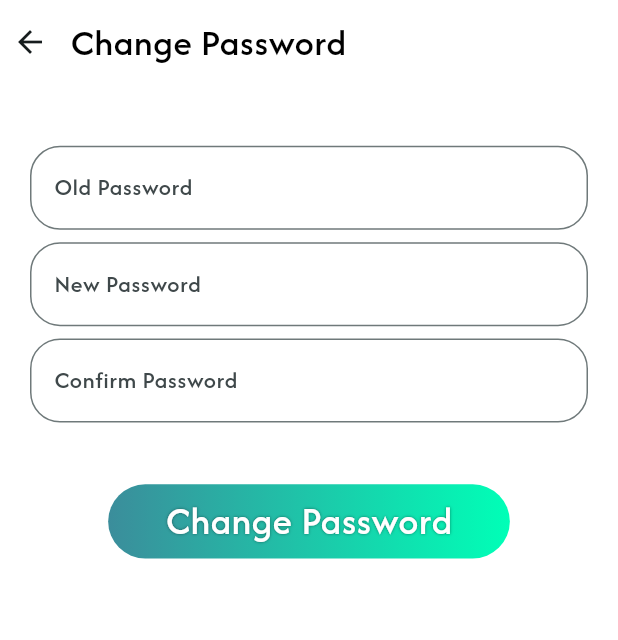
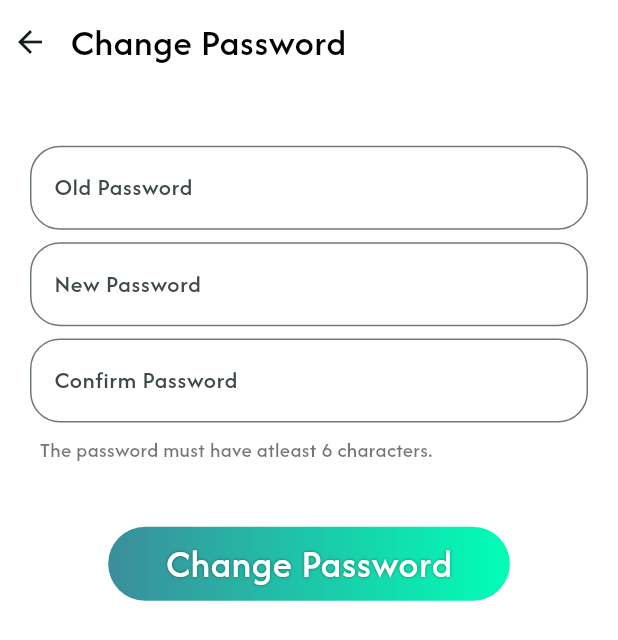
Before and after one commit to hamster336/digital_classroom, a Flutter app: the ChangePasswordScreen screen opened directly, on a phone screen of 412 x 824 dp. Shown: the top 640 px of the screen. Run offline on Flutter 3.47's test engine with Material 3 defaults, Android fonts, the phone set to English and light mode, and no system bars; our stand-ins replace bloc, dio, file_picker, flutter_bloc, supabase, supabase_flutter; accounts and stored records are empty.

Commit message:
fixed: change password logic

```diff
--- a/mobile_app/lib/auth/bloc/auth_event.dart
+++ b/mobile_app/lib/auth/bloc/auth_event.dart
@@ -10,16 +10,16 @@ final class LoginRequested extends AuthEvent {
   LoginRequested({required this.email, required this.password});
 }
 
-final class ChangePassword extends AuthEvent {
-  final String oldPassword;
-  final String newPassword;
-  final String confirmPassword;
+// final class ChangePassword extends AuthEvent {
+//   final String oldPassword;
+//   final String newPassword;
+//   final String confirmPassword;
 
-  ChangePassword({
-    required this.oldPassword,
-    required this.newPassword,
-    required this.confirmPassword,
-  });
-}
+//   ChangePassword({
+//     required this.oldPassword,
+//     required this.newPassword,
+//     required this.confirmPassword,
+//   });
+// }
 
 final class LogoutRequested extends AuthEvent {}
--- a/mobile_app/lib/auth/bloc/auth_state.dart
+++ b/mobile_app/lib/auth/bloc/auth_state.dart
@@ -17,4 +17,4 @@ final class AuthFailure extends AuthState {
 }
 
 
-final class PasswordChangeSuccess extends AuthState {}
+// final class PasswordChangeSuccess extends AuthState {}
--- /dev/null
+++ b/mobile_app/lib/auth/bloc/password_bloc.dart
@@ -0,0 +1,85 @@
+import 'package:bloc/bloc.dart';
+import 'package:mobile_app/auth/repository/auth_repo_impl.dart';
+
+part 'password_event.dart';
+part 'password_state.dart';
+
+class PasswordBloc extends Bloc<PasswordEvent, PasswordState> {
+  final AuthRepoImpl repository;
+  PasswordBloc(this.repository) : super(ResetPasswordInitial()) {
+    on<RequestOTP>(_requestOTP);
+    on<VerifyOTP>(_verifyOTP);
+    on<ResetPassword>(_resetPassword);
+    on<ChangePassword>(_changePassword);
+  }
+
+  // change password
+  Future<void> _changePassword(
+    ChangePassword event,
+    Emitter<PasswordState> emit,
+  ) async {
+    emit(PasswordStateLoading());
+
+    if (event.newPassword != event.confirmPassword) {
+      emit(
+        ChangePasswordFailure(message: 'Passwords do not match. Try again :)'),
+      );
+      return;
+    }
+
+    if (event.newPassword.length < 6) {
+      emit(
+        ChangePasswordFailure(message: 'Password is less than 6 characters.'),
+      );
+      return;
+    }
+
+    try {
+      await repository.changePassword(event.oldPassword, event.newPassword);
+
+      emit(ChangePasswordSuccess());
+    } catch (e) {
+      emit(ChangePasswordFailure(message: e.toString()));
+    }
+  }
+
+  // reset password if forgotten
+  Future<void> _resetPassword(
+    ResetPassword event,
+    Emitter<PasswordState> emit,
+  ) async {
+    emit(PasswordStateLoading());
+    try {
+      await repository.resetPassword(event.password);
+      emit(ResetPasswordSuccess());
+    } catch (e) {
+      emit(ResetPasswordFailure(message: e.toString()));
+    }
+  }
+
+  // request for the otp
+  Future<void> _requestOTP(
+    RequestOTP event,
+    Emitter<PasswordState> emit,
+  ) async {
+    emit(PasswordStateLoading());
+    try {
+      await repository.requestOTP(event.email);
+      emit(RequestOTPSuccess());
+    } catch (e) {
+      // log(e.toString());
+      emit(RequestOTPFailure(message: e.toString()));
+    }
+  }
+
+  // verify OTP
+  Future<void> _verifyOTP(VerifyOTP event, Emitter<PasswordState> emit) async {
+    emit(PasswordStateLoading());
+    try {
+      await repository.verifyOTP(event.email, event.otp);
+      emit(VerifyOTPSuccess());
+    } catch (e) {
+      emit(VerifyOTPFailure(message: e.toString()));
+    }
+  }
+}
--- /dev/null
+++ b/mobile_app/lib/auth/bloc/password_event.dart
@@ -0,0 +1,32 @@
+part of 'password_bloc.dart';
+
+sealed class PasswordEvent {}
+
+final class ResetPassword extends PasswordEvent {
+  final String password;
+  ResetPassword({required this.password});
+}
+
+final class RequestOTP extends PasswordEvent {
+  final String email;
+  RequestOTP({required this.email});
+}
+
+final class VerifyOTP extends PasswordEvent {
+  final String email;
+  final String otp;
+
+  VerifyOTP({required this.email, required this.otp});
+}
+
+final class ChangePassword extends PasswordEvent {
+  final String oldPassword;
+  final String newPassword;
+  final String confirmPassword;
+
+  ChangePassword({
+    required this.oldPassword,
+    required this.newPassword,
+    required this.confirmPassword,
+  });
+}
--- /dev/null
+++ b/mobile_app/lib/auth/bloc/password_state.dart
@@ -0,0 +1,35 @@
+part of 'password_bloc.dart';
+
+sealed class PasswordState {}
+
+final class ResetPasswordInitial extends PasswordState {}
+
+final class PasswordStateLoading extends PasswordState {}
+
+final class RequestOTPSuccess extends PasswordState {}
+
+final class VerifyOTPSuccess extends PasswordState {}
+
+final class ResetPasswordSuccess extends PasswordState {}
+
+final class RequestOTPFailure extends PasswordState {
+  final String message;
+  RequestOTPFailure({required this.message});
+}
+
+final class VerifyOTPFailure extends PasswordState {
+  final String message;
+  VerifyOTPFailure({required this.message});
+}
+
+final class ResetPasswordFailure extends PasswordState {
+  final String message;
+  ResetPasswordFailure({required this.message});
+}
+
+final class ChangePasswordSuccess extends PasswordState {}
+
+final class ChangePasswordFailure extends PasswordState {
+  final String message;
+  ChangePasswordFailure({required this.message});
+}
--- a/mobile_app/lib/auth/bloc/reset_password_event.dart
+++ /dev/null
@@ -1,20 +0,0 @@
-part of 'reset_password_bloc.dart';
-
-sealed class ResetPasswordEvent {}
-
-final class ResetPassword extends ResetPasswordEvent {
-  final String password;
-  ResetPassword({required this.password});
-}
-
-final class RequestOTP extends ResetPasswordEvent {
-  final String email;
-  RequestOTP({required this.email});
-}
-
-final class VerifyOTP extends ResetPasswordEvent {
-  final String email;
-  final String otp;
-
-  VerifyOTP({required this.email, required this.otp});
-}
--- a/mobile_app/lib/auth/bloc/reset_password_state.dart
+++ /dev/null
@@ -1,28 +0,0 @@
-part of 'reset_password_bloc.dart';
-
-sealed class ResetPasswordState {}
-
-final class ResetPasswordInitial extends ResetPasswordState {}
-
-final class PasswordStateLoading extends ResetPasswordState {}
-
-final class RequestOTPSuccess extends ResetPasswordState {}
-
-final class VerifyOTPSuccess extends ResetPasswordState {}
-
-final class ResetPasswordSuccess extends ResetPasswordState {}
-
-final class RequestOTPFailure extends ResetPasswordState {
-  final String message;
-  RequestOTPFailure({required this.message});
-}
-
-final class VerifyOTPFailure extends ResetPasswordState {
-  final String message;
-  VerifyOTPFailure({required this.message});
-}
-
-final class ResetPasswordFailure extends ResetPasswordState {
-  final String message;
-  ResetPasswordFailure({required this.message});
-}
--- a/mobile_app/lib/auth/view/change_password_screen.dart
+++ b/mobile_app/lib/auth/view/change_password_screen.dart
@@ -1,6 +1,6 @@
 import 'package:flutter/material.dart';
 import 'package:flutter_bloc/flutter_bloc.dart';
-import 'package:mobile_app/auth/bloc/auth_bloc.dart';
+import 'package:mobile_app/auth/bloc/password_bloc.dart';
 import 'package:mobile_app/shared/custom_widgets.dart';
 
 class ChangePasswordScreen extends StatefulWidget {
@@ -35,18 +35,13 @@ class _ChangePasswordScreenState extends State<ChangePasswordScreen> {
         onTap: () => FocusScope.of(context).unfocus(),
         child: Padding(
           padding: const EdgeInsetsGeometry.symmetric(horizontal: 20),
-          child: BlocListener<AuthBloc, AuthState>(
+          child: BlocListener<PasswordBloc, PasswordState>(
             listener: (context, state) {
-              if (dialogContext != null && Navigator.canPop(dialogContext!)) {
-                Navigator.pop(dialogContext!);
-                dialogContext = null;
-              }
-
-              if (state is AuthFailure) {
+              if (state is ChangePasswordFailure) {
                 CustomWidgets.customAltertBox(context, state.message, () {});
               }
 
-              if (state is PasswordChangeSuccess) {
+              if (state is ChangePasswordSuccess) {
                 CustomWidgets.customAltertBox(
                   context,
                   'Password changed successfully.',
@@ -54,9 +49,15 @@ class _ChangePasswordScreenState extends State<ChangePasswordScreen> {
                 );
               }
             },
-            child: SizedBox.expand(
-              child: SingleChildScrollView(
+            child: BlocBuilder<PasswordBloc, PasswordState>(
+              builder: (context, state) {
+                if(state is PasswordStateLoading) {
+                  return CustomWidgets.customLoader();
+                }
+                return SingleChildScrollView(
                   child: Column(
+                    crossAxisAlignment: .start,
+                    mainAxisSize: .min,
                     children: [
                       SizedBox(height: size.height * 0.05),
 
@@ -77,16 +78,24 @@ class _ChangePasswordScreenState extends State<ChangePasswordScreen> {
                         label: 'Confirm Password',
                         obscureText: false,
                       ),
+                      SizedBox(height: size.height * 0.01),
+                      const Text(
+                        '\t\tThe password must have atleast 6 characters.',
+                        style: TextStyle(color: Colors.black54),
+                      ),
                       SizedBox(height: size.height * 0.05),
 
-                    CustomWidgets.customButton(
+                      Center(
+                        child: CustomWidgets.customButton(
                           size,
                           'Change Password',
                           () async => _change(),
                         ),
+                      ),
                     ],
                   ),
-              ),
+                );
+              },
             ),
           ),
         ),
@@ -107,16 +116,7 @@ class _ChangePasswordScreenState extends State<ChangePasswordScreen> {
       return;
     }
 
-    showDialog(
-      barrierDismissible: false,
-      context: context,
-      builder: (dialogCtx) {
-        dialogContext = dialogCtx;
-        return CustomWidgets.customLoader();
-      },
-    );
-
-    context.read<AuthBloc>().add(
+    context.read<PasswordBloc>().add(
       ChangePassword(
         oldPassword: oldPsw,
         newPassword: newPsw,
--- a/mobile_app/lib/main.dart
+++ b/mobile_app/lib/main.dart
@@ -4,7 +4,7 @@ import 'package:flutter_bloc/flutter_bloc.dart';
 import 'package:mobile_app/app/auth_gate.dart';
 import 'package:mobile_app/assignments/repository/assignment_repo.impl.dart';
 import 'package:mobile_app/auth/bloc/auth_bloc.dart';
-import 'package:mobile_app/auth/bloc/reset_password_bloc.dart';
+import 'package:mobile_app/auth/bloc/password_bloc.dart';
 import 'package:mobile_app/auth/repository/auth_repo_impl.dart';
 import 'package:mobile_app/classroom/repository/classroom_repo_impl.dart';
 import 'package:mobile_app/notes/repository/notes_repository_impl.dart';
@@ -132,8 +132,7 @@ class MyApp extends StatelessWidget {
           ),
           // reset password bloc
           BlocProvider(
-            create: (context) =>
-                ResetPasswordBloc(context.read<AuthRepoImpl>()),
+            create: (context) => PasswordBloc(context.read<AuthRepoImpl>()),
           ),
         ],
         child: MaterialApp(
--- a/mobile_app/lib/notes/view/student.notes_view.dart
+++ b/mobile_app/lib/notes/view/student.notes_view.dart
@@ -88,7 +88,7 @@ class _StudentNotesViewState extends State<StudentNotesView> {
             }
           },
 
-           child: RefreshIndicator(
+          child: RefreshIndicator(
             onRefresh: () async {
               final bloc = context.read<NotesBloc>();
               bloc.add(
--- a/mobile_app/lib/notices/models/notice.dart
+++ b/mobile_app/lib/notices/models/notice.dart
@@ -21,10 +21,10 @@ class Notice {
     return Notice(
       id: map['id'],
       title: map['title'],
-      publishedAt: DateTime.parse(map['published_at']),
+      publishedAt: DateTime.parse(map['published_at']).toLocal(),
       scheduledAt: map['scheduled_at'] == null
           ? null
-          : DateTime.parse(map['scheduled_at']),
+          : DateTime.parse(map['scheduled_at']).toLocal(),
       description: map['description'],
       priority: getPriority(map['priority']),
     );
--- a/mobile_app/lib/user/models/student.dart
+++ b/mobile_app/lib/user/models/student.dart
@@ -32,14 +32,14 @@ class Student extends AppUser {
       id: user['id'],
         name: user['full_name'],
         email: user['email'],
-        createdAt: DateTime.parse(user['created_at']),
+        createdAt: DateTime.parse(user['created_at']).toLocal(),
         role: UserRoles.student,
         avatarPath: studentData['avatar_path'],
         avatarURL: studentData['avatar_url'],
         rollNumber: studentData['roll_number'],
         classId: studentData['class_id'],
         subjectIds: List<String>.from(studentData['subject_ids']),
-        lastCheckedNotices: DateTime.parse(studentData['last_checked_notices'])
+        lastCheckedNotices: DateTime.parse(studentData['last_checked_notices']).toLocal()
     );
   }
 }
--- a/mobile_app/lib/user/models/teacher.dart
+++ b/mobile_app/lib/user/models/teacher.dart
@@ -32,14 +32,14 @@ class Teacher extends AppUser {
       id: user['id'],
       name: user['full_name'],
       email: user['email'],
-      createdAt: DateTime.parse(user['created_at']),
+      createdAt: DateTime.parse(user['created_at']).toLocal(),
       role: UserRoles.teacher,
       avatarPath: teacherData['avatar_path'],
       avatarURL: teacherData['avatar_url'],
       empId: teacherData['employee_id'],
       subjectIds: List<String>.from(teacherData['subject_ids']),
       classIds: List<String>.from(teacherData['class_ids']),
-      lastCheckedNotices: DateTime.parse(teacherData['last_checked_notices']),
+      lastCheckedNotices: DateTime.parse(teacherData['last_checked_notices']).toLocal(),
     );
   }
 }
```
Also changed, not shown: mobile_app/lib/auth/bloc/auth_bloc.dart (+27 -23 lines), mobile_app/lib/auth/bloc/reset_password_bloc.dart (deleted, +0 -57 lines), mobile_app/lib/auth/view/forgot_password_screen.dart (+4 -4 lines), mobile_app/lib/auth/view/reset_password_screen.dart (+4 -4 lines), mobile_app/lib/auth/view/verify_otp_screen.dart (+3 -5 lines), mobile_app/lib/classroom/model/classroom.dart (+3 -4 lines). Lines whose indentation alone changed are shown as unchanged.
